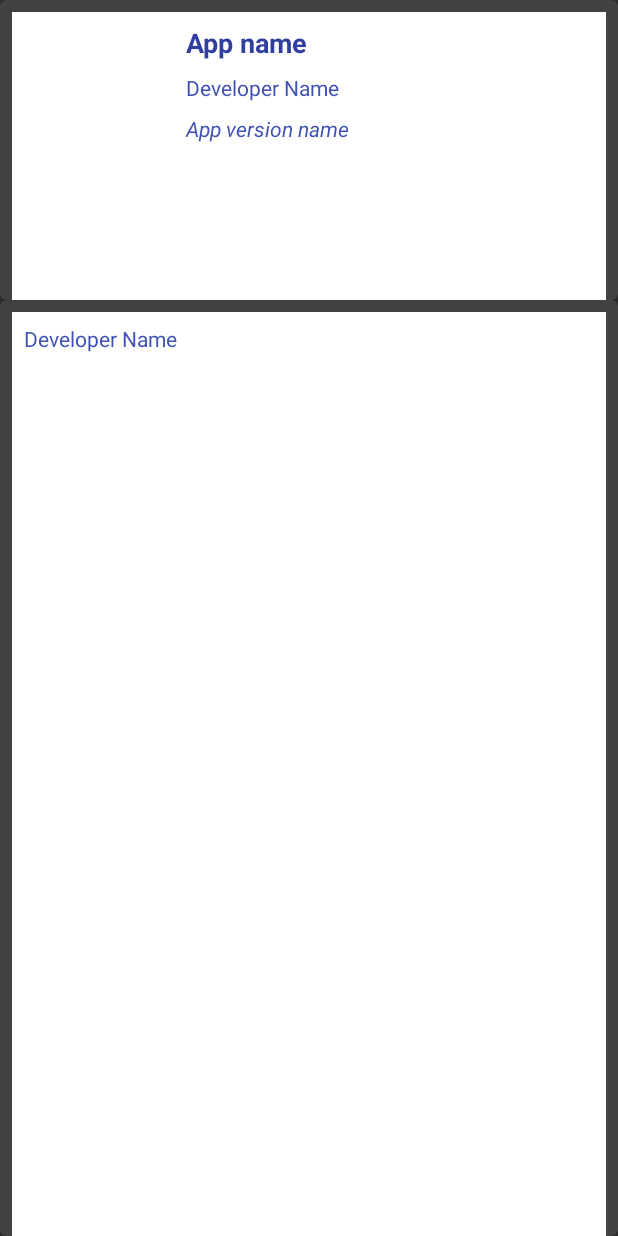
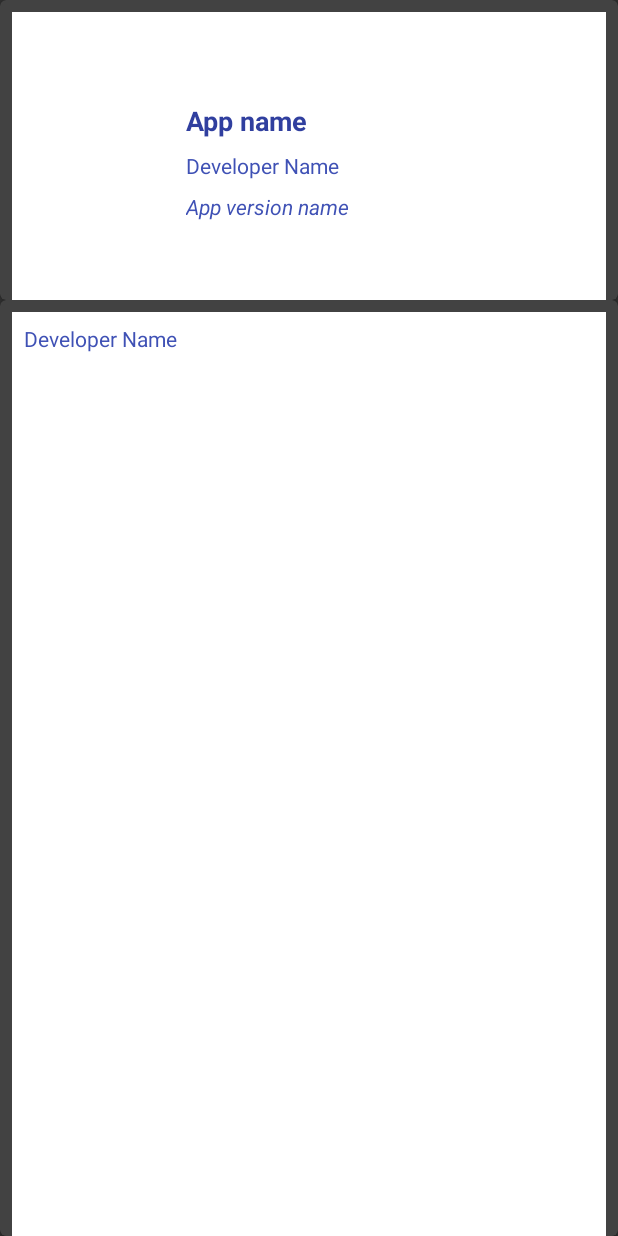
Before and after one commit to dougritter/aptoide-challenge, an Android app: the layout fragment_detail.xml on its own in the app's theme, with its tools: preview values and no code run, on a phone screen of 412 x 824 dp. Run offline under Robolectric (Android 15) with nearby library versions, the phone set to English and light mode, and no system bars.

Commit message:
finishing the main features

```diff
--- a/app/src/main/AndroidManifest.xml
+++ b/app/src/main/AndroidManifest.xml
@@ -17,7 +17,7 @@
                 <category android:name="android.intent.category.LAUNCHER" />
             </intent-filter>
         </activity>
-        <activity android:name=".view.activity.DetailsActivity"></activity>
+        <activity android:name=".view.activity.DetailsActivity" android:parentActivityName=".view.activity.MainActivity"></activity>
     </application>
 
 </manifest>
--- a/app/src/main/java/com/ritterdouglas/aptoidechallenge/view/activity/MainActivity.java
+++ b/app/src/main/java/com/ritterdouglas/aptoidechallenge/view/activity/MainActivity.java
@@ -46,6 +46,7 @@ public class MainActivity extends BaseActivity {
     public void onItemClick(AppItemViewModel appItemViewModel) {
         Intent intent = new Intent(this, DetailsActivity.class);
         intent.putExtra(DetailsActivityViewModel.APP_ID, appItemViewModel.getModel().getId());
+        intent.putExtra(DetailsActivityViewModel.APP_NAME, appItemViewModel.getModel().getName());
         startActivity(intent);
     }
 
--- a/app/src/main/res/layout/fragment_detail.xml
+++ b/app/src/main/res/layout/fragment_detail.xml
@@ -9,9 +9,14 @@
             type="com.ritterdouglas.aptoidechallenge.view_model.FragmentDetailViewModel" />
     </data>
 
+    <ScrollView
+        android:layout_width="match_parent"
+        android:layout_height="match_parent"
+        android:fillViewport="true">
+
         <LinearLayout
             android:layout_width="match_parent"
-        android:layout_height="match_parent"
+            android:layout_height="wrap_content"
             android:orientation="vertical">
 
             <android.support.v7.widget.CardView
@@ -39,7 +44,7 @@
 
                     <LinearLayout
                         android:layout_width="match_parent"
-                android:layout_height="match_parent"
+                        android:layout_height="wrap_content"
                         android:layout_centerVertical="true"
                         android:layout_marginLeft="@dimen/card_image_margin"
                         android:layout_marginStart="@dimen/card_image_margin"
@@ -111,5 +116,8 @@
             </android.support.v7.widget.CardView>
 
         </LinearLayout>
+    </ScrollView>
+
+
 
 </layout>
--- a/app/src/main/res/values/strings.xml
+++ b/app/src/main/res/values/strings.xml
@@ -1,3 +1,3 @@
 <resources>
-    <string name="app_name">AptoideChallenge</string>
+    <string name="app_name">Aptoide - Douglas</string>
 </resources>
```
Also changed, not shown: app/src/main/java/com/ritterdouglas/aptoidechallenge/view/activity/DetailsActivity.java (+7 -39 lines), app/src/main/java/com/ritterdouglas/aptoidechallenge/view_model/DetailsActivityViewModel.java (+44 -3 lines). Lines whose indentation alone changed are shown as unchanged.
